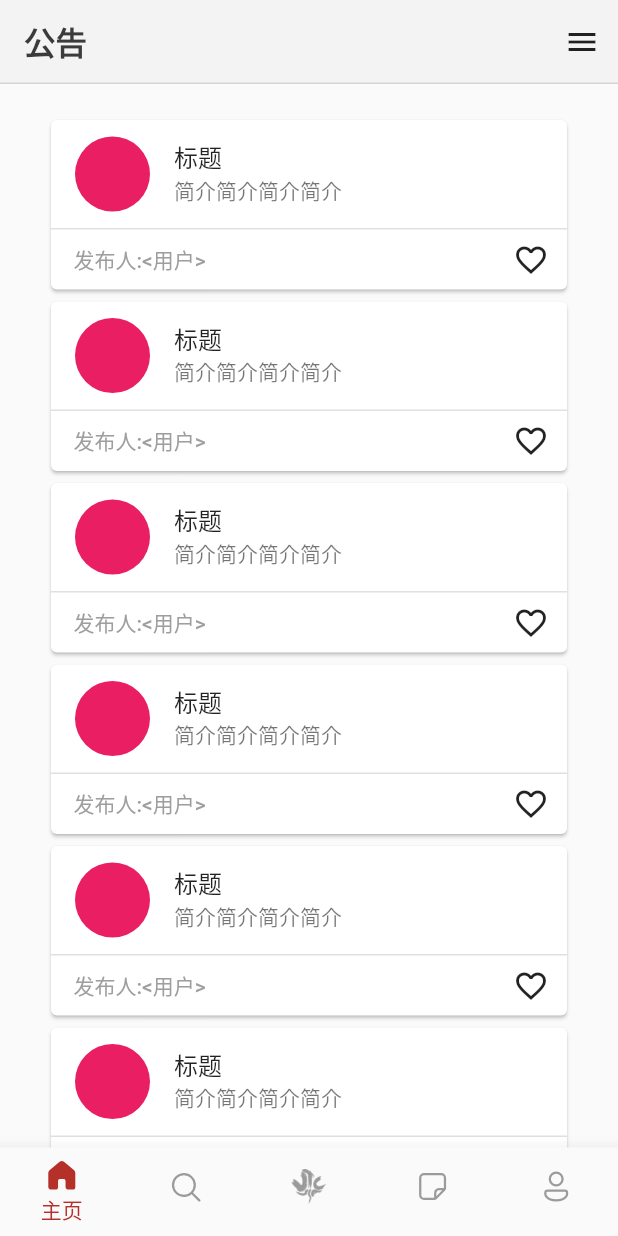
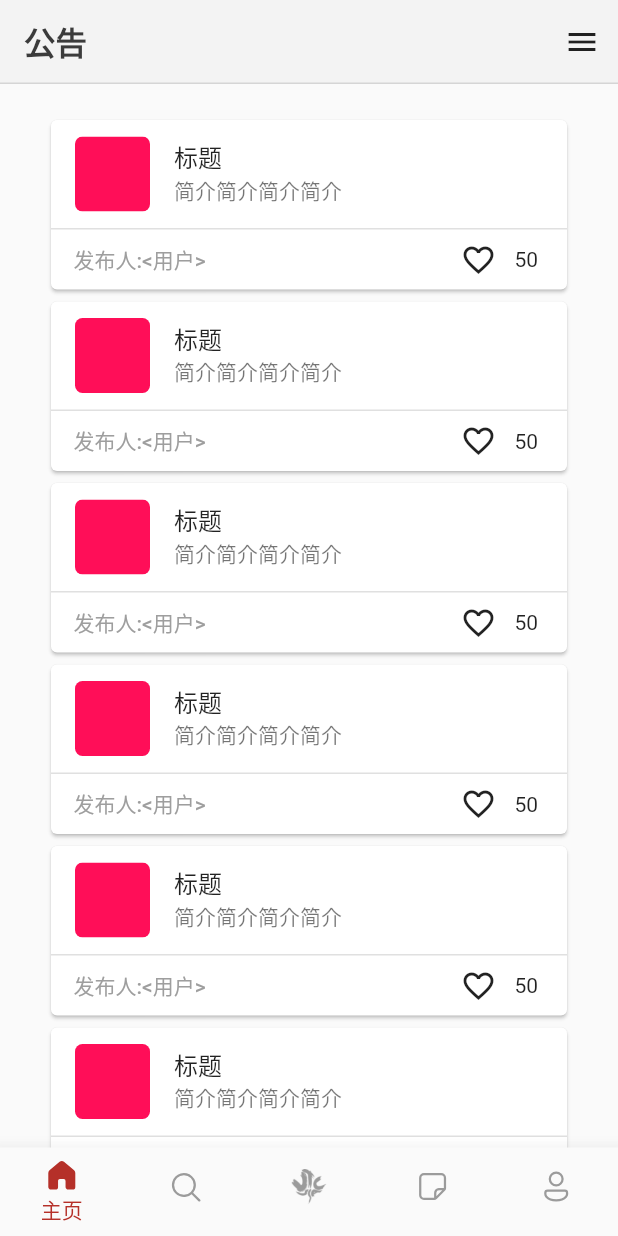
Before and after one commit to Aiden1024/CSSA_APP, a Flutter app: the screen it shows once a user with an empty profile is signed in, on a phone screen of 412 x 824 dp. Run offline on Flutter 3.47's test engine with Material 2 defaults, Android fonts, the phone set to English and light mode, and no system bars; our stand-ins replace cloud_firestore, file_picker, firebase_auth, firebase_core, firebase_storage, fluentui_icons and 4 more; missing offline and left inert: dart:ffi; accounts and stored records are empty.

Commit message:
front end of post card

```diff
--- a/lib/models/post.dart
+++ b/lib/models/post.dart
@@ -2,10 +2,12 @@ import 'package:utmcssa_app/models/user_profile.dart';
 
 class Post {
   final String title;
-  final String description;
+  final String subtitle;
+  final String mainText;
   final UserProfile userProfile;
   final int likes;
   final DateTime date;
+  final String pic;
 
-  Post(this.title, this.description, this.userProfile, this.likes, this.date);
+  Post( {required this.title, required this.mainText, required this.userProfile, required this.likes, required this.date, required this.pic, required this.subtitle});
 }
--- a/lib/screens/home/post_card.dart
+++ b/lib/screens/home/mutual/post_card.dart
@@ -1,10 +1,12 @@
 import 'package:flutter/cupertino.dart';
 import 'package:flutter/material.dart';
 
-import '../../utils/app_styles.dart';
+import '../../../models/post.dart';
+import '../../../utils/app_styles.dart';
 
 class PostCard extends StatelessWidget {
-  const PostCard({Key? key}) : super(key: key);
+  const PostCard({Key? key, required this.post}) : super(key: key);
+  final Post post;
 
   @override
   Widget build(BuildContext context) {
@@ -16,9 +18,13 @@ class PostCard extends StatelessWidget {
 
               onTap: () {},
               child: ListTile(
-                leading: CircleAvatar(
-                  radius: 25,
-                  backgroundColor: Colors.pink,
+                leading: ClipRRect(
+                  borderRadius: BorderRadius.circular(5),//or 15.0
+                  child: Container(
+                    height: 50.0,
+                    width: 50.0,
+                    color: Color(0xffFF0E58),
+                  ),
                 ),
                 title: Text("标题"),
                 subtitle: Text('简介简介简介简介'),
@@ -38,7 +44,15 @@ class PostCard extends StatelessWidget {
                 children: [
 
                   TextButton(onPressed: () {}, child: Text('  发布人:<用户>  ', style: Styles.headLineStyle4,)),
-                  IconButton(onPressed: () {}, icon: Icon(Icons.favorite_border_outlined), style: IconButton.styleFrom(highlightColor: Colors.transparent), splashColor: Colors.transparent,),
+                  Row(
+                    mainAxisAlignment: MainAxisAlignment.end,
+                    children: [
+                      IconButton(onPressed: () {}, icon: Icon(Icons.favorite_border_outlined), style: IconButton.styleFrom(highlightColor: Colors.transparent), splashColor: Colors.transparent,),
+                      SizedBox(
+                        width: 35,
+                          child: Text("50"))
+                    ],
+                  ),
                 ],
               ),
             ),
--- /dev/null
+++ b/lib/screens/home/mutual/post_card_list.dart
@@ -0,0 +1,40 @@
+import 'package:flutter/cupertino.dart';
+import 'package:utmcssa_app/models/user_profile.dart';
+import 'package:utmcssa_app/screens/home/mutual/post_card.dart';
+import 'package:utmcssa_app/screens/home/test_obj.dart';
+
+import '../../../models/post.dart';
+
+class PostCardList extends StatefulWidget {
+  const PostCardList({Key? key}) : super(key: key);
+
+  @override
+  State<PostCardList> createState() => _PostCardListState();
+}
+
+class _PostCardListState extends State<PostCardList> {
+  @override
+  Widget build(BuildContext context) {
+    UserProfile testUp = UserProfile(username: "username", formalName: "formalName", bio: "bio", post: [], departments: [], pic: Future<String>.value(""));
+    Post testPost = Post(title: "测试标题", mainText: TestObj.mainText, userProfile:testUp, likes: 20, date: DateTime.now(), pic: "", subtitle: "subtitle-subtitle");
+
+    return ListView(
+      scrollDirection: Axis.vertical,
+      shrinkWrap: true,
+      physics: const NeverScrollableScrollPhysics(),
+      children:  [
+        PostCard(post: testPost,),
+        PostCard(post: testPost,),
+        PostCard(post: testPost,),
+        PostCard(post: testPost,),
+        PostCard(post: testPost,),
+        PostCard(post: testPost,),
+        PostCard(post: testPost,),
+        PostCard(post: testPost,),
+        PostCard(post: testPost,),
+        PostCard(post: testPost,),
+
+      ],
+    );
+  }
+}
--- /dev/null
+++ b/lib/screens/home/mutual/post_main.dart
@@ -0,0 +1,27 @@
+import 'package:flutter/material.dart';
+import 'package:utmcssa_app/models/post.dart';
+import 'package:utmcssa_app/utils/app_styles.dart';
+
+class PostMain extends StatefulWidget {
+  const PostMain({Key? key, required this.post}) : super(key: key);
+  final Post post;
+
+  @override
+  State<PostMain> createState() => _PostMainState();
+}
+
+class _PostMainState extends State<PostMain> {
+
+
+  @override
+  Widget build(BuildContext context) {
+
+    Post post_info = widget.post;
+    return Scaffold(
+      appBar: AppBar(
+        backgroundColor: Styles.bgColor,
+        title: Text(post_info.title),
+      ),
+    );
+  }
+}
--- a/lib/screens/home/post_card_list.dart
+++ /dev/null
@@ -1,30 +0,0 @@
-import 'package:flutter/cupertino.dart';
-import 'package:utmcssa_app/screens/home/post_card.dart';
-
-class PostCardList extends StatefulWidget {
-  const PostCardList({Key? key}) : super(key: key);
-
-  @override
-  State<PostCardList> createState() => _PostCardListState();
-}
-
-class _PostCardListState extends State<PostCardList> {
-  @override
-  Widget build(BuildContext context) {
-    return ListView(
-      scrollDirection: Axis.vertical,
-      shrinkWrap: true,
-      physics: const NeverScrollableScrollPhysics(),
-      children: const [
-        PostCard(),
-        PostCard(),
-        PostCard(),
-        PostCard(),
-        PostCard(),
-        PostCard(),
-        PostCard(),
-        PostCard(),
-      ],
-    );
-  }
-}
--- a/lib/screens/home/posts/posts.dart
+++ b/lib/screens/home/posts/posts.dart
@@ -1,9 +1,9 @@
 import 'package:flutter/cupertino.dart';
 import 'package:flutter/material.dart';
-import 'package:utmcssa_app/screens/home/post_card_list.dart';
 import 'package:utmcssa_app/screens/home/profile/setting_form.dart';
 
 import '../../../utils/app_styles.dart';
+import '../mutual/post_card_list.dart';
 
 class Posts extends StatelessWidget {
   const Posts({Key? key}) : super(key: key);
--- a/lib/screens/home/profile/profile.dart
+++ b/lib/screens/home/profile/profile.dart
@@ -2,7 +2,6 @@ import 'dart:io';
 
 import 'package:file_picker/file_picker.dart';
 import 'package:flutter/material.dart';
-import 'package:utmcssa_app/screens/home/post_card_list.dart';
 import 'package:utmcssa_app/screens/home/profile/info_edit.dart';
 import 'package:utmcssa_app/screens/home/profile/setting_form.dart';
 import 'package:utmcssa_app/services/database.dart';
@@ -16,6 +15,8 @@ import '../../../services/storage_service.dart';
 import '../../../utils/shared.dart';
 import 'package:firebase_storage/firebase_storage.dart';
 import 'package:get/get.dart';
+
+import '../mutual/post_card_list.dart';
 
 class Profile extends StatefulWidget {
   Profile({Key? key}) : super(key: key);
--- a/lib/screens/home/search/other_profile.dart
+++ b/lib/screens/home/search/other_profile.dart
@@ -2,7 +2,7 @@ import 'dart:io';
 
 import 'package:file_picker/file_picker.dart';
 import 'package:flutter/material.dart';
-import 'package:utmcssa_app/screens/home/post_card_list.dart';
+
 import 'package:utmcssa_app/screens/home/profile/setting_form.dart';
 import 'package:utmcssa_app/services/database.dart';
 import 'package:utmcssa_app/utils/app_styles.dart';
@@ -14,6 +14,8 @@ import '../../../models/user_profile.dart';
 import '../../../services/storage_service.dart';
 import '../../../utils/shared.dart';
 import 'package:firebase_storage/firebase_storage.dart';
+
+import '../mutual/post_card_list.dart';
 
 class OtherProfile extends StatefulWidget {
   OtherProfile({Key? key, required this.uP}) : super(key: key);
--- a/lib/screens/home/search/search_posts.dart
+++ b/lib/screens/home/search/search_posts.dart
@@ -1,6 +1,7 @@
 import 'package:flutter/cupertino.dart';
-import 'package:utmcssa_app/screens/home/post_card_list.dart';
 import 'package:utmcssa_app/utils/app_styles.dart';
+
+import '../mutual/post_card_list.dart';
 
 class SearchPosts extends StatelessWidget {
   const SearchPosts({Key? key}) : super(key: key);
--- /dev/null
+++ b/lib/screens/home/test_obj.dart
@@ -0,0 +1,17 @@
+class TestObj {
+  static String mainText = "Yun Jin is a skilled director, playwright and singer who is well renowned throughout Liyue for her plays, "
+      "enjoying this passion and going to many lengths to ensure that everyone who watches her per"
+      "formances leaves satisfied. While appearing to be refined and graceful in formal occasions, she is a"
+      "lso known to be exceptionally friendly in private.[1] She draws inspiration from many sources for her plays; s"
+      "he enjoys a wide variety of special drinks as one of her pastimes and she can write a play about one if she enjoys it.[2]"
+      "Despite enjoying her passion, she also enjoys variety; while she gets along with the troupe in theater-related issues, "
+      "she frequently clashes with them over personal affairs as she feels that they are too traditional. She is particularly fond "
+      "of rock 'n' roll, visiting Xinyan and watching her performances at least three times a week no matter how busy she is. Xinyan "
+      "believes that she comes to visit her due to the finer arts being \"suffocating\".[3] She tries to keep her visits a secret, as her "
+      "interest in non-traditional music would cause much consternation among her elders.";
+
+
+
+
+
+}
```
Also changed, not shown: 1 other file.
